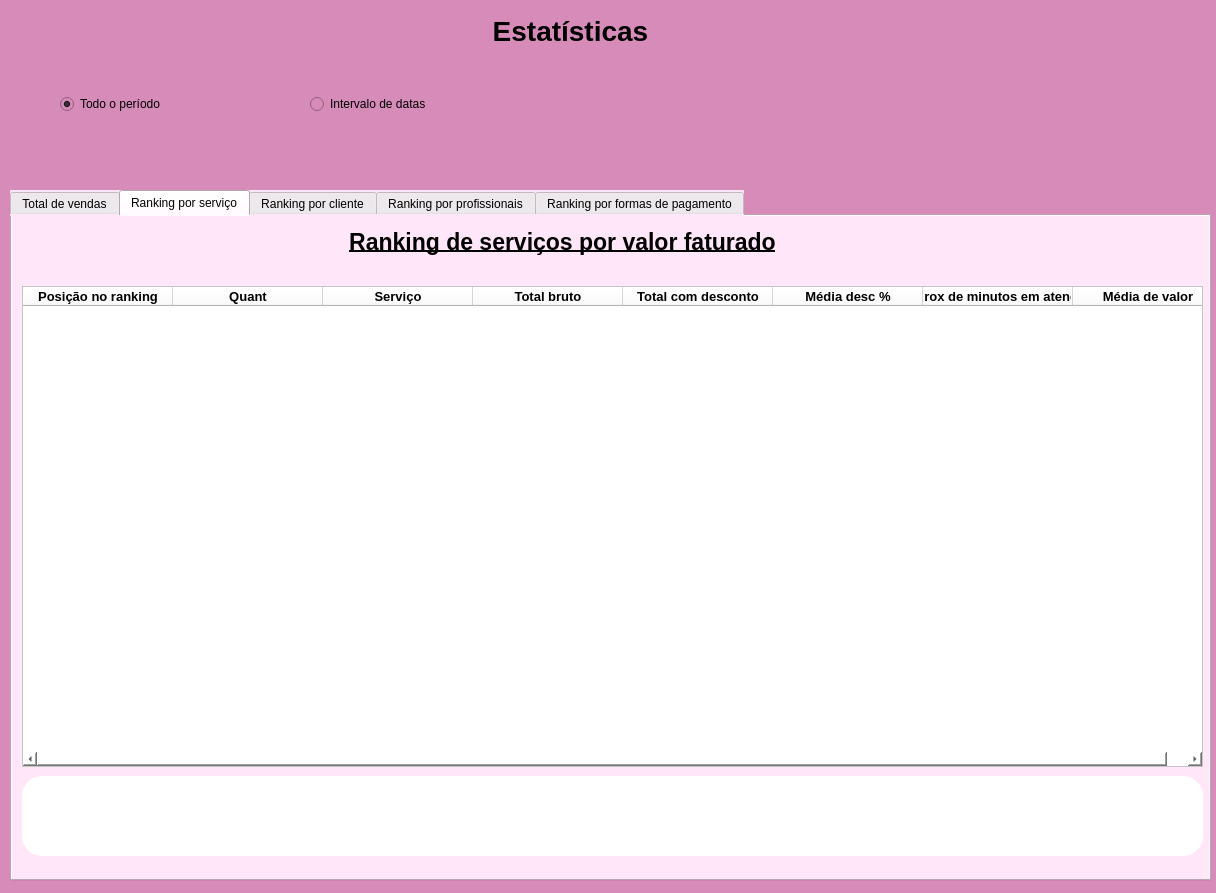
The window that telas_duda/estatisticas.ui (JVwolfart/PROJETO-SALAO-JOVEM-PROGRAMADOR) describes before a commit, drawn with Qt 5.
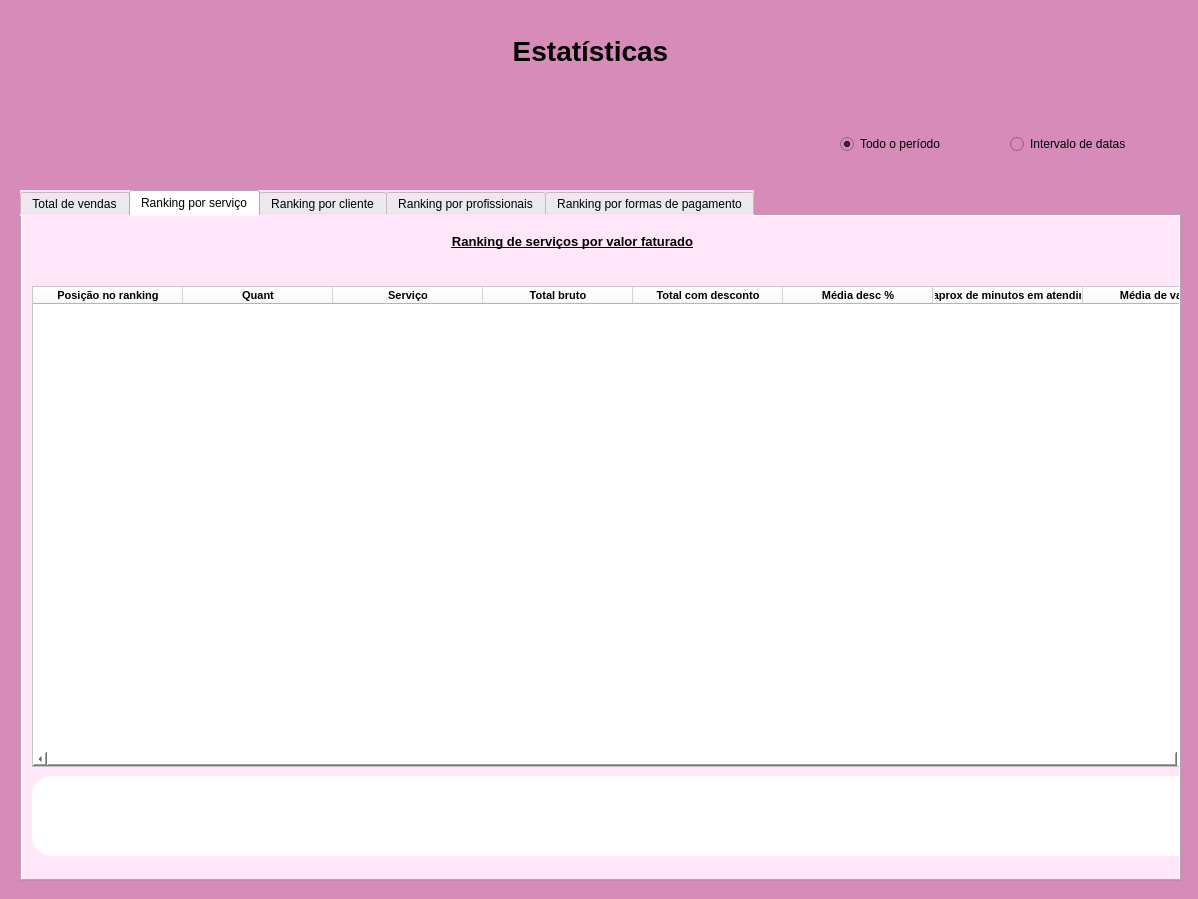
The same window after the commit. The open tabs and pages were chosen to show the change.

Patch:
```diff
--- a/telas_duda/estatisticas.ui
+++ b/telas_duda/estatisticas.ui
@@ -12,10 +12,22 @@
    <rect>
     <x>0</x>
     <y>0</y>
-    <width>1216</width>
-    <height>893</height>
+    <width>1198</width>
+    <height>899</height>
    </rect>
   </property>
+  <property name="minimumSize">
+   <size>
+    <width>1198</width>
+    <height>899</height>
+   </size>
+  </property>
+  <property name="maximumSize">
+   <size>
+    <width>1198</width>
+    <height>899</height>
+   </size>
+  </property>
   <property name="font">
    <font>
     <pointsize>14</pointsize>
@@ -58,9 +70,9 @@
    <widget class="QTabWidget" name="tabWidget">
     <property name="geometry">
      <rect>
-      <x>10</x>
+      <x>20</x>
       <y>190</y>
-      <width>1201</width>
+      <width>1161</width>
       <height>691</height>
      </rect>
     </property>
@@ -347,7 +359,7 @@
       </property>
       <property name="font">
        <font>
-        <pointsize>17</pointsize>
+        <pointsize>10</pointsize>
         <weight>75</weight>
         <bold>true</bold>
         <underline>true</underline>
@@ -427,7 +439,7 @@
        </property>
        <property name="font">
         <font>
-         <pointsize>10</pointsize>
+         <pointsize>8</pointsize>
          <weight>75</weight>
          <bold>true</bold>
         </font>
@@ -442,7 +454,7 @@
        </property>
        <property name="font">
         <font>
-         <pointsize>10</pointsize>
+         <pointsize>8</pointsize>
          <weight>75</weight>
          <bold>true</bold>
         </font>
@@ -457,7 +469,7 @@
        </property>
        <property name="font">
         <font>
-         <pointsize>10</pointsize>
+         <pointsize>8</pointsize>
          <weight>75</weight>
          <bold>true</bold>
         </font>
@@ -472,7 +484,7 @@
        </property>
        <property name="font">
         <font>
-         <pointsize>10</pointsize>
+         <pointsize>8</pointsize>
          <weight>75</weight>
          <bold>true</bold>
         </font>
@@ -487,7 +499,7 @@
        </property>
        <property name="font">
         <font>
-         <pointsize>10</pointsize>
+         <pointsize>8</pointsize>
          <weight>75</weight>
          <bold>true</bold>
         </font>
@@ -502,7 +514,7 @@
        </property>
        <property name="font">
         <font>
-         <pointsize>10</pointsize>
+         <pointsize>8</pointsize>
          <weight>75</weight>
          <bold>true</bold>
         </font>
@@ -517,7 +529,7 @@
        </property>
        <property name="font">
         <font>
-         <pointsize>10</pointsize>
+         <pointsize>8</pointsize>
          <weight>75</weight>
          <bold>true</bold>
         </font>
@@ -532,7 +544,7 @@
        </property>
        <property name="font">
         <font>
-         <pointsize>10</pointsize>
+         <pointsize>8</pointsize>
          <weight>75</weight>
          <bold>true</bold>
         </font>
@@ -1258,8 +1270,8 @@
    <widget class="QRadioButton" name="RbTodas">
     <property name="geometry">
      <rect>
-      <x>60</x>
-      <y>90</y>
+      <x>840</x>
+      <y>130</y>
       <width>151</width>
       <height>28</height>
      </rect>
@@ -1276,7 +1288,7 @@
      <rect>
       <x>20</x>
       <y>120</y>
-      <width>1121</width>
+      <width>791</width>
       <height>51</height>
      </rect>
     </property>
@@ -1295,9 +1307,9 @@
    <widget class="QRadioButton" name="RbIntervaloDatas">
     <property name="geometry">
      <rect>
-      <x>310</x>
-      <y>90</y>
-      <width>221</width>
+      <x>1010</x>
+      <y>130</y>
+      <width>171</width>
       <height>28</height>
      </rect>
     </property>
@@ -1308,8 +1320,8 @@
    <widget class="QLabel" name="lbl_status_2">
     <property name="geometry">
      <rect>
-      <x>170</x>
-      <y>10</y>
+      <x>190</x>
+      <y>30</y>
       <width>801</width>
       <height>41</height>
      </rect>
```
Left out of the diff: 58 changed lines with no effect on the pictures.
